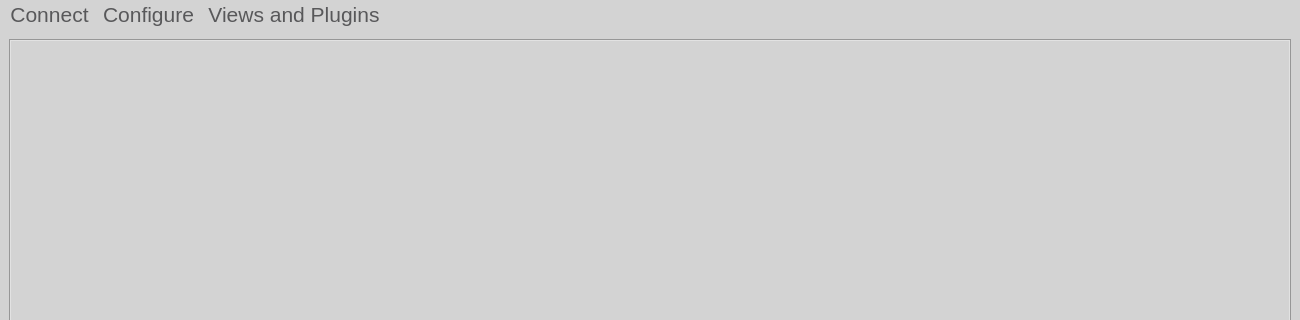
iBridges-for-iRODS/iBridges-GUI, file ibridgesgui/ui_files/MainMenu.ui: the form before one commit; both pictures show x 0 to 1300 and y 0 to 320 of the 1300 by 850 pixel window.
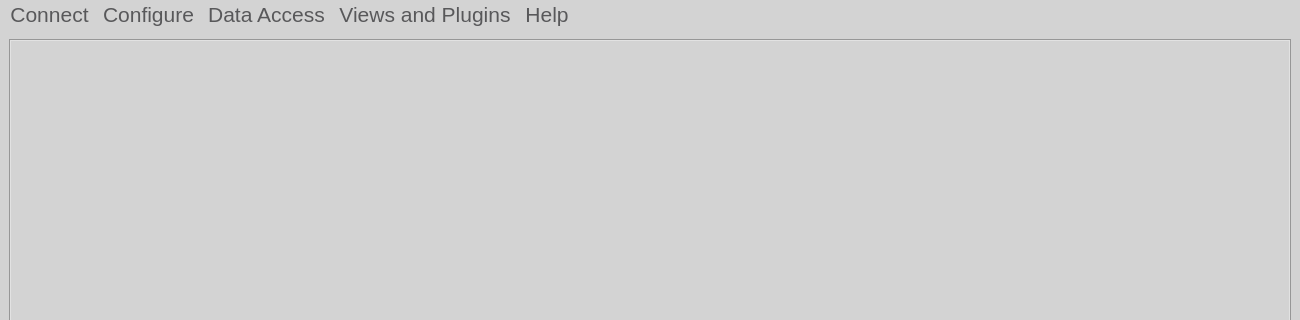
The form after the commit. Icons and pictures are not drawn.

Diff of the .ui file:
```diff
--- a/ibridgesgui/ui_files/MainMenu.ui
+++ b/ibridgesgui/ui_files/MainMenu.ui
@@ -99,6 +99,7 @@
    <property name="font">
     <font>
      <pointsize>16</pointsize>
+     <weight>50</weight>
      <italic>false</italic>
      <bold>false</bold>
     </font>
@@ -107,6 +108,7 @@
     <property name="font">
      <font>
       <pointsize>16</pointsize>
+      <weight>50</weight>
       <italic>false</italic>
       <bold>false</bold>
      </font>
@@ -133,9 +135,28 @@
      <string>Views and Plugins</string>
     </property>
    </widget>
+   <widget class="QMenu" name="menu_data_access">
+    <property name="enabled">
+     <bool>true</bool>
+    </property>
+    <property name="title">
+     <string>Data Access</string>
+    </property>
+    <addaction name="action_supply_ticket"/>
+    <addaction name="action_create_ticket"/>
+   </widget>
+   <widget class="QMenu" name="menuHelp">
+    <property name="title">
+     <string>Help</string>
+    </property>
+    <addaction name="action_gui_docs"/>
+    <addaction name="action_ibridges_docs"/>
+   </widget>
    <addaction name="main_menu"/>
    <addaction name="config_menu"/>
+   <addaction name="menu_data_access"/>
    <addaction name="menuPlugins"/>
+   <addaction name="menuHelp"/>
   </widget>
   <action name="action_close_session">
    <property name="text">
```
Left out of the diff: 47 changed lines with no effect on the pictures.
